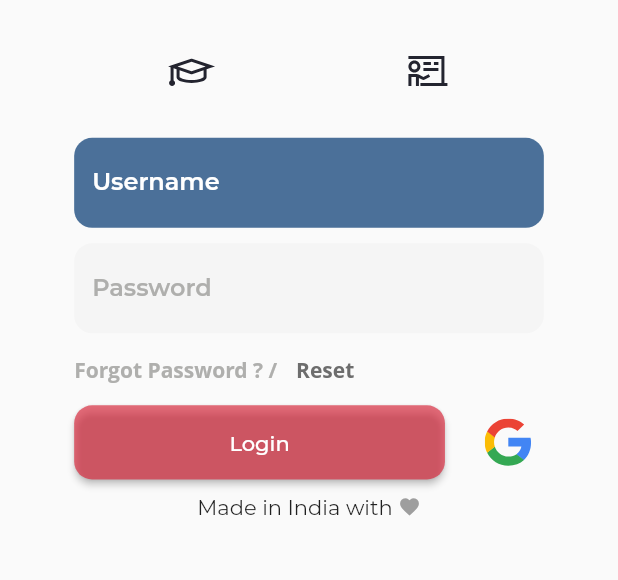
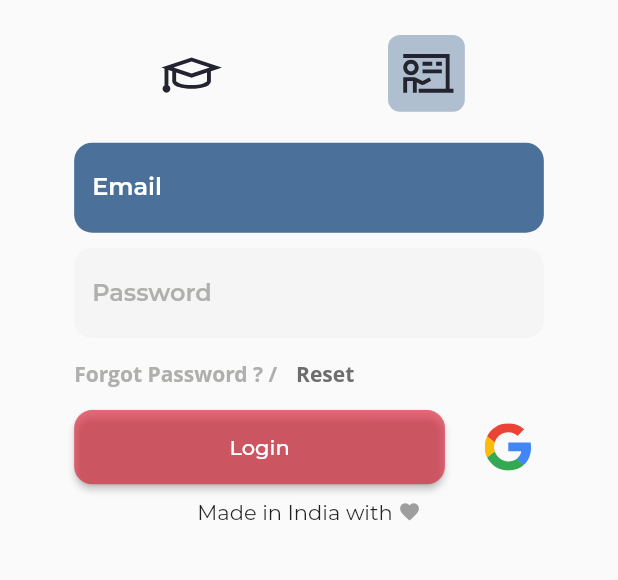
Before and after one commit to utkarsh-o/TSEP, a Flutter app: the MentorProfile screen opened directly, after a tap on an icon or button, on a phone screen of 412 x 824 dp, the part 554-1134 px from its top. Run offline on Flutter 3.47's test engine with Material 2 defaults, Android fonts, the phone set to English and light mode, and no system bars; our stand-ins replace firebase_auth, firebase_core, fl_chart, flutter_spinkit, flutter_svg; missing offline and left inert: dart:ffi; accounts and stored records are empty; network calls fail; Roboto replaces fonts that are missing (Open Sans); project files that could hold a hidden picture were left out.

Commit message:
implemented Firestore login loading.dart: added loading animation. login-page.dart: refactored widget tree and instanciated firebase auth.
various minuscule design fixes and enhancements.

```diff
--- a/lib/screens/login-page.dart
+++ b/lib/screens/login-page.dart
@@ -1,15 +1,81 @@
+import 'dart:ffi';
+
 import 'package:flutter/cupertino.dart';
 import 'package:flutter/material.dart';
 import 'package:flutter_svg/flutter_svg.dart';
+import 'package:tsep/components/loading.dart';
 import 'package:tsep/screens/mentor-profile.dart';
+import 'package:firebase_auth/firebase_auth.dart';
 
-class LoginPage extends StatelessWidget {
-  const LoginPage({Key? key}) : super(key: key);
+class LoginPage extends StatefulWidget {
+  @override
+  _LoginPageState createState() => _LoginPageState();
+}
+
+class _LoginPageState extends State<LoginPage> {
+  final _auth = FirebaseAuth.instance;
+  String email = '', pass = '';
+  bool loading = false;
+  void emailcbk(String e) => email = e;
+
+  void passcbk(String p) => pass = p;
+
+  void logincbk() async {
+    try {
+      setState(() {
+        loading = true;
+      });
+      final newUser =
+          await _auth.signInWithEmailAndPassword(email: email, password: pass);
+      if (newUser != null) {
+        Navigator.push(
+          context,
+          MaterialPageRoute(
+            builder: (context) {
+              return MentorProfile();
+            },
+          ),
+        );
+      }
+    } catch (e) {
+      setState(() {
+        loading = false;
+      });
+      print(e);
+    }
+  }
+
+  void signupcbk() async {
+    try {
+      setState(() {
+        loading = true;
+      });
+      final newUser = await _auth.createUserWithEmailAndPassword(
+          email: email, password: pass);
+      if (newUser != null) {
+        Navigator.push(
+          context,
+          MaterialPageRoute(
+            builder: (context) {
+              return MentorProfile();
+            },
+          ),
+        );
+      }
+    } catch (e) {
+      setState(() {
+        loading = false;
+      });
+      print(e);
+    }
+  }
 
   @override
   Widget build(BuildContext context) {
     Size size = MediaQuery.of(context).size;
-    return Scaffold(
+    return loading
+        ? Loading()
+        : Scaffold(
             body: SafeArea(
               child: SingleChildScrollView(
                 child: Container(
@@ -21,17 +87,22 @@ class LoginPage extends StatelessWidget {
                     mainAxisAlignment: MainAxisAlignment.spaceEvenly,
                     children: [
                       mainLogo(),
-                // SizedBox(height: MediaQuery.of(context).size.height * 0.025),
-                SignupWrapper(),
-                // SizedBox(height: MediaQuery.of(context).size.height * 0.025),
+                      SignupWrapper(
+                        callback: signupcbk,
+                      ),
                       MntrMenteeWrapper(),
-                SizedBox(height: MediaQuery.of(context).size.height * 0.025),
-                LoginPageInputForm(name: 'Username'),
-                SizedBox(height: MediaQuery.of(context).size.height * 0.0125),
-                LoginPageInputForm(name: 'Password'),
-                // SizedBox(height: MediaQuery.of(context).size.height * 0.025),
+                      SizedBox(height: size.height * 0.025),
+                      EmailInputForm(
+                        callback: emailcbk,
+                      ),
+                      SizedBox(height: size.height * 0.0125),
+                      PasswordInputForm(
+                        callback: passcbk,
+                      ),
                       frgtPassWrapper(),
-                LoginWrapper(),
+                      LoginWrapper(
+                        callback: logincbk,
+                      ),
                       Row(
                         mainAxisAlignment: MainAxisAlignment.center,
                         children: [
@@ -42,7 +113,7 @@ class LoginPage extends StatelessWidget {
                             size: 15,
                           ),
                         ],
-                )
+                      ),
                     ],
                   ),
                 ),
@@ -53,10 +124,8 @@ class LoginPage extends StatelessWidget {
 }
 
 class LoginWrapper extends StatelessWidget {
-  const LoginWrapper({
-    Key? key,
-  }) : super(key: key);
-
+  final VoidCallback callback;
+  LoginWrapper({required this.callback});
   @override
   Widget build(BuildContext context) {
     Size size = MediaQuery.of(context).size;
@@ -73,16 +142,17 @@ class LoginWrapper extends StatelessWidget {
                 borderRadius: BorderRadius.circular(12),
               ),
             ),
-            onPressed: () {
-              Navigator.push(
-                context,
-                MaterialPageRoute(
-                  builder: (context) {
-                    return MentorProfile();
-                  },
-                ),
-              );
-            },
+            onPressed: callback,
+            // () {
+            // Navigator.push(
+            //   context,
+            //   MaterialPageRoute(
+            //     builder: (context) {
+            //       return MentorProfile();
+            //     },
+            //   ),
+            // );
+            // },
             child: Text('Login'),
           ),
           IconButton(
@@ -134,28 +204,73 @@ class frgtPassWrapper extends StatelessWidget {
   }
 }
 
-class MntrMenteeWrapper extends StatelessWidget {
-  const MntrMenteeWrapper({
-    Key? key,
-  }) : super(key: key);
+class MntrMenteeWrapper extends StatefulWidget {
+  @override
+  _MntrMenteeWrapperState createState() => _MntrMenteeWrapperState();
+}
+
+class _MntrMenteeWrapperState extends State<MntrMenteeWrapper> {
+  String who = 'mentor', active = 'mentor';
+  void ontap(String who) {
+    setState(() {
+      active = who;
+    });
+  }
 
   @override
   Widget build(BuildContext context) {
     return Row(
       mainAxisAlignment: MainAxisAlignment.spaceAround,
       children: [
-        MentorMenteeButton(icon: "assets/icons/mentee.svg"),
-        MentorMenteeButton(icon: "assets/icons/mentor.svg"),
+        MentorMenteeButton(
+          icon: "assets/icons/mentee.svg",
+          who: 'mentee',
+          active: active,
+          ontap: ontap,
+        ),
+        MentorMenteeButton(
+          icon: "assets/icons/mentor.svg",
+          who: 'mentor',
+          active: active,
+          ontap: ontap,
+        ),
       ],
     );
   }
 }
 
+class MentorMenteeButton extends StatelessWidget {
+  final String icon, who, active;
+  final Function ontap;
+  MentorMenteeButton(
+      {required this.icon,
+      required this.who,
+      required this.active,
+      required this.ontap});
+  @override
+  Widget build(BuildContext context) {
+    Size size = MediaQuery.of(context).size;
+    return Container(
+      padding: EdgeInsets.all(5),
+      decoration: active == who
+          ? BoxDecoration(
+              color: Color(0xff003670).withOpacity(0.3),
+              borderRadius: BorderRadius.circular(8))
+          : null,
+      child: InkWell(
+        onTap: () => ontap(who),
+        child: SvgPicture.asset(
+          icon,
+          height: size.height * 0.05,
+        ),
+      ),
+    );
+  }
+}
+
 class SignupWrapper extends StatelessWidget {
-  const SignupWrapper({
-    Key? key,
-  }) : super(key: key);
-
+  final VoidCallback callback;
+  SignupWrapper({required this.callback});
   @override
   Widget build(BuildContext context) {
     Size size = MediaQuery.of(context).size;
@@ -186,7 +301,7 @@ class SignupWrapper extends StatelessWidget {
                     ),
                   ),
                   TextButton(
-                    onPressed: () {},
+                    onPressed: callback,
                     child: Text(
                       "Sign Up",
                       style: TextStyle(
@@ -226,28 +341,25 @@ class mainLogo extends StatelessWidget {
   }
 }
 
-class LoginPageInputForm extends StatelessWidget {
-  final String name;
-  LoginPageInputForm({required this.name});
-
+class EmailInputForm extends StatelessWidget {
   @override
+  final Function callback;
+  EmailInputForm({required this.callback});
   Widget build(BuildContext context) {
     return TextFormField(
-      keyboardType: name == 'Username' ? TextInputType.emailAddress : null,
-      obscureText: name == 'Username' ? false : true,
+      onChanged: (val) => callback(val),
+      keyboardType: TextInputType.emailAddress,
       style: TextStyle(
-        color: name == 'Username' ? Colors.white : Color(0xffAFAFAD),
+        color: Colors.white,
         fontWeight: FontWeight.w600,
       ),
       decoration: InputDecoration(
         filled: true,
-        fillColor: name == 'Username'
-            ? Color(0xff003670).withOpacity(0.7)
-            : Color(0xffF5F5F5),
+        fillColor: Color(0xff003670).withOpacity(0.7),
         // border: OutlineInputBorder(),
-        hintText: name,
+        hintText: 'Email',
         hintStyle: TextStyle(
-          color: name == 'Username' ? Colors.white : Color(0xffAFAFAD),
+          color: Colors.white,
           fontWeight: FontWeight.w600,
         ),
         enabledBorder: OutlineInputBorder(
@@ -267,15 +379,39 @@ class LoginPageInputForm extends StatelessWidget {
   }
 }
 
-class MentorMenteeButton extends StatelessWidget {
-  const MentorMenteeButton({Key? key, required this.icon}) : super(key: key);
-  final String icon;
+class PasswordInputForm extends StatelessWidget {
   @override
+  final Function callback;
+  PasswordInputForm({required this.callback});
   Widget build(BuildContext context) {
-    return IconButton(
-      onPressed: () {},
-      icon: SvgPicture.asset(
-        icon,
+    return TextFormField(
+      onChanged: (val) => callback(val),
+      obscureText: true,
+      style: TextStyle(
+        color: Color(0xffAFAFAD),
+        fontWeight: FontWeight.w600,
+      ),
+      decoration: InputDecoration(
+        filled: true,
+        fillColor: Color(0xffF5F5F5),
+        // border: OutlineInputBorder(),
+        hintText: 'Password',
+        hintStyle: TextStyle(
+          color: Color(0xffAFAFAD),
+          fontWeight: FontWeight.w600,
+        ),
+        enabledBorder: OutlineInputBorder(
+          borderRadius: BorderRadius.all(
+            Radius.circular(12.0),
+          ),
+          borderSide: BorderSide(color: Color(0x00003670), width: 0),
+        ),
+        focusedBorder: OutlineInputBorder(
+          borderRadius: BorderRadius.all(
+            Radius.circular(12.0),
+          ),
+          borderSide: BorderSide(color: Color(0x00003670), width: 0),
+        ),
       ),
     );
   }
--- a/lib/screens/mentor-profile.dart
+++ b/lib/screens/mentor-profile.dart
@@ -7,9 +7,36 @@ import 'package:tsep/components/CustomNavigationBar.dart';
 import 'package:tsep/local-data/line_titles.dart';
 import 'package:tsep/screens/login-page.dart';
 import 'package:fl_chart/fl_chart.dart';
+import 'package:firebase_auth/firebase_auth.dart';
 
-class MentorProfile extends StatelessWidget {
+class MentorProfile extends StatefulWidget {
   const MentorProfile({Key? key}) : super(key: key);
+
+  @override
+  _MentorProfileState createState() => _MentorProfileState();
+}
+
+class _MentorProfileState extends State<MentorProfile> {
+  final _auth = FirebaseAuth.instance;
+  User? loggedInUser;
+
+  @override
+  void initState() {
+    super.initState();
+    getCurrentUser();
+  }
+
+  void getCurrentUser() async {
+    try {
+      final user = await _auth.currentUser;
+      if (user != null) {
+        loggedInUser = user;
+        print(loggedInUser!.email);
+      }
+    } catch (e) {
+      print(e);
+    }
+  }
 
   @override
   Widget build(BuildContext context) {
@@ -195,11 +222,12 @@ class MentorProfileBanner extends StatelessWidget {
     Size size = MediaQuery.of(context).size;
     return Container(
       height: size.height * 0.2,
-      margin: EdgeInsets.only(left: 25, right: 15),
+      margin: EdgeInsets.symmetric(horizontal: 15),
       child: Row(
         mainAxisAlignment: MainAxisAlignment.spaceBetween,
         children: [
           Container(
+            // margin: EdgeInsets.only(right: size.width * 0.02),
             height: double.infinity,
             width: size.height * 0.16,
             child: Image.asset("assets/vectors/mentor-profile.png"),
--- a/pubspec.yaml
+++ b/pubspec.yaml
@@ -27,7 +27,10 @@ dependencies:
   persistent_bottom_nav_bar: ^4.0.2
   intl: ^0.17.0
   fl_chart: ^0.36.1
-
+  firebase_core: ^1.3.0
+  firebase_auth: ^1.4.1
+  cloud_firestore: ^2.2.2
+  flutter_spinkit: ^5.0.0
 
 
   # The following adds the Cupertino Icons font to your application.
```
Also changed, not shown: lib/components/loading.dart (added, +18 -0 lines), lib/main.dart (+7 -2 lines), pubspec.lock, 3 other files. Lines whose indentation alone changed are shown as unchanged.
